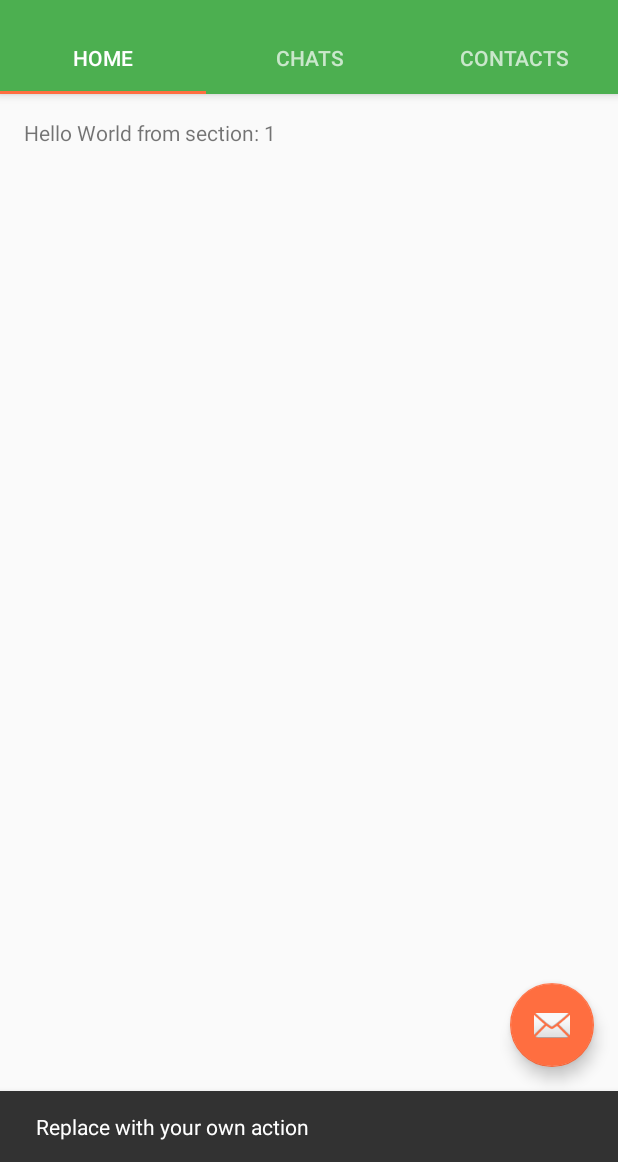
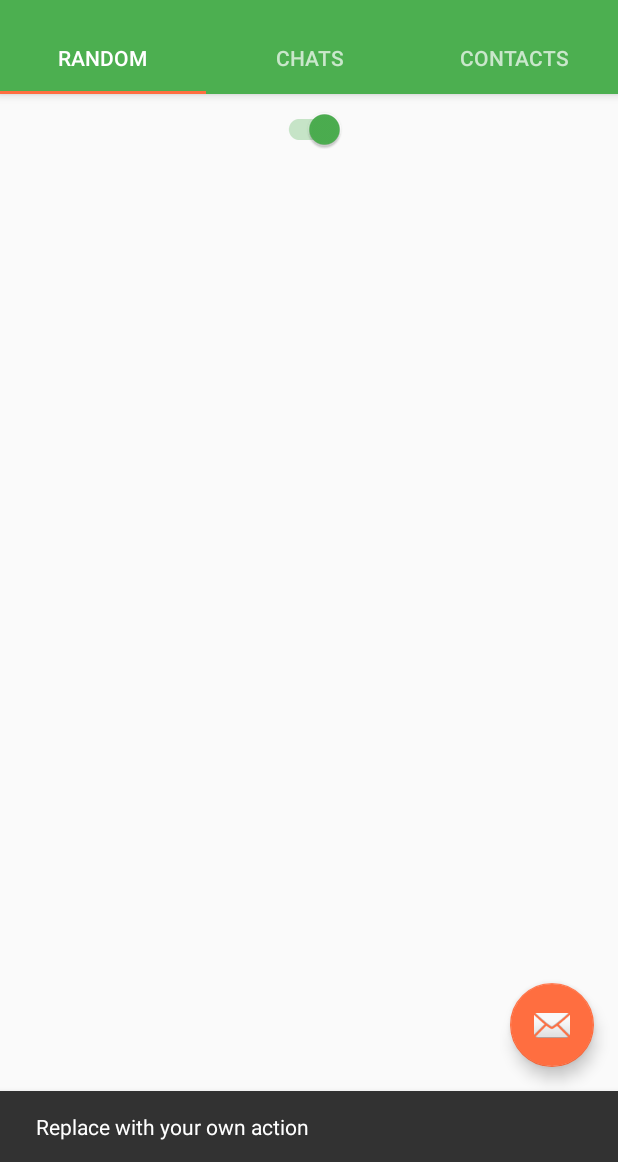
Before and after one commit to anipmehta/Icebreaker-android, an Android app: the screen it shows after launch (Home), after a tap on an icon or button, on a phone screen of 412 x 824 dp, the part 74-1236 px from its top. Run offline under Robolectric (Android 15) with nearby library versions, the phone set to English and light mode, and no system bars; 1 statement that could not run was skipped.

Commit message:
Added random functionality

```diff
--- a/Icebreaker/app/src/main/java/in/icebreakerapp/icebreaker/Home.java
+++ b/Icebreaker/app/src/main/java/in/icebreakerapp/icebreaker/Home.java
@@ -17,6 +17,7 @@ import android.view.View;
 
 import in.icebreakerapp.icebreaker.fragments.ChatFragment;
 import in.icebreakerapp.icebreaker.fragments.PlaceHolderFragment;
+import in.icebreakerapp.icebreaker.fragments.RandomFragment;
 
 public class Home extends AppCompatActivity {
 
@@ -111,6 +112,8 @@ public class Home extends AppCompatActivity {
             // Return a PlaceholderFragment (defined as a static inner class below).
             if(position == 1)
                 return ChatFragment.newInstance();
+            else if(position == 0)
+                return RandomFragment.newInstance();
             else
                 return PlaceHolderFragment.newInstance(position + 1);
         }
@@ -125,7 +128,7 @@ public class Home extends AppCompatActivity {
         public CharSequence getPageTitle(int position) {
             switch (position) {
                 case 0:
-                    return "Home";
+                    return "Random";
                 case 1:
                     return "Chats";
                 case 2:
--- /dev/null
+++ b/Icebreaker/app/src/main/java/in/icebreakerapp/icebreaker/fragments/RandomFragment.java
@@ -0,0 +1,212 @@
+package in.icebreakerapp.icebreaker.fragments;
+
+import android.app.ProgressDialog;
+import android.content.Intent;
+import android.graphics.Color;
+import android.graphics.Typeface;
+import android.os.AsyncTask;
+import android.os.Bundle;
+import android.support.v4.app.Fragment;
+import android.support.v7.widget.SwitchCompat;
+import android.text.Spannable;
+import android.text.SpannableString;
+import android.text.style.ForegroundColorSpan;
+import android.text.style.StyleSpan;
+import android.util.Log;
+import android.view.LayoutInflater;
+import android.view.View;
+import android.view.ViewGroup;
+import android.widget.AdapterView;
+import android.widget.CompoundButton;
+import android.widget.ListView;
+import android.widget.Switch;
+import android.widget.Toast;
+
+import com.google.gson.Gson;
+import com.google.gson.JsonObject;
+
+import java.io.BufferedReader;
+import java.io.BufferedWriter;
+import java.io.IOException;
+import java.io.InputStreamReader;
+import java.io.OutputStream;
+import java.io.OutputStreamWriter;
+import java.net.HttpURLConnection;
+import java.net.URL;
+
+import in.icebreakerapp.icebreaker.ChatActivity;
+import in.icebreakerapp.icebreaker.R;
+import in.icebreakerapp.icebreaker.adapters.HomeChatAdapter;
+import in.icebreakerapp.icebreaker.helpers.MessageDb;
+import in.icebreakerapp.icebreaker.models.SendMessage;
+
+/**
+ * Created by anip on 31/08/16.
+ */
+public class RandomFragment extends Fragment {
+    private MessageDb db;
+    private SwitchCompat switchbtn;
+
+    public RandomFragment() {
+
+    }
+
+    public static RandomFragment newInstance() {
+        RandomFragment fragment = new RandomFragment();
+        Bundle args = new Bundle();
+//        args.putInt(ARG_SECTION_NUMBER, sectionNumber);
+        fragment.setArguments(args);
+        return fragment;
+    }
+
+    @Override
+    public View onCreateView(LayoutInflater inflater, ViewGroup container, Bundle savedInstanceState) {
+        Log.i("hell", "entered fragment");
+        View rootView = inflater.inflate(R.layout.fragment_random, container, false);
+        db = new MessageDb(getActivity());
+        switchbtn = (SwitchCompat) rootView.findViewById(R.id._switch);
+        switchbtn.setOnCheckedChangeListener(new CompoundButton.OnCheckedChangeListener() {
+            @Override
+            public void onCheckedChanged(CompoundButton compoundButton, boolean b) {
+                if (switchbtn.isChecked())
+                {
+                    String serverURL1 = "http://anip.xyz/icebreakerlogin.php";
+                    new LongOperation2().execute(serverURL1);
+                }
+            }
+        });
+        if (switchbtn.isChecked())
+        {
+            String serverURL1 = "http://anip.xyz/icebreakerlogin.php";
+            new LongOperation2().execute(serverURL1);
+        }
+        return rootView;
+    }
+
+    private class LongOperation2 extends AsyncTask<String, Void, SendMessage> {
+
+        // Required initialization
+
+        // private final HttpClient Client = new DefaultHttpClient();
+        // private String Content;
+        private String Error = null;
+        private SendMessage result;
+        String studentId;
+        private ProgressDialog Dialog = new ProgressDialog(getActivity());
+        String data = "";
+
+        int sizeData = 0;
+
+        protected void onPreExecute() {
+            // NOTE: You can call UI Element here.
+
+            // Start Progress Dialog (Message)
+            // String studentid="";
+
+            // Intent intent = getIntent();
+
+            // if (intent != null) {
+
+            // emailId = intent.getStringExtra("emailId");
+
+            // }*/
+
+            Dialog.setMessage("Please wait..");
+            Dialog.show();
+            // try{
+            // Set Request parameter
+            JsonObject jsonObject = new JsonObject();
+            jsonObject.addProperty("enroll", "13103630");
+
+
+            Gson gson2 = new Gson();
+
+            String jsonString = gson2.toJson(jsonObject);
+            Log.i("hell", jsonString);
+            // data +=
+            // "{\"order\":{\"instructions\":\"\",\"paymentMethod\":\"COD\",\"items\":[{\"itemId\":962,\"name\":\"Cottage Cheese & Grilled Veggies Salad\",\"smallImageUrl\":\"/static/21/962_Cottage_Cheese_Salad200x200.jpg\",\"price\":249,\"itemType\":\"Veggies\",\"instructions\":\"instructions Abc\",\"quantity\":1},{\"itemId\":867,\"name\":\"Greek Salad\",\"smallImageUrl\":\"/static/21/867_Greek_Salad200x200.jpg\",\"price\":219,\"itemType\":\"Veggies\",\"instructions\":\"ABC\",\"quantity\":1}],\"deliveryCharges\":30,\"discountAmount\":117,\"discountPercentage\":25,\"finalOrderAmount\":397,\"discountList\":[{\"id\":4,\"name\":\"Corprate Discount\",\"category\":\"Discount\",\"type\":\"PERCENTAGE\",\"value\":25}],\"deliveryDateTime\":\"12-7-2015 19:45\"},\"customer\":{\"name\":\"hhhhh null\",\"phone\":9540095277,\"email\":\"rahul@cookedspecially.com\",\"address\":\"nvdiv eiv iwr\",\"deliveryArea\":\"DLF Phase 3\",\"city\":\"Gurgaon\",\"id\":9970}}";
+            // data += "{" + "\"phoneNumber\"" + ":\"" +
+            // mobileno.getText().toString()
+            // + "\"}";
+            data = jsonString;
+            // data +=
+            // "%7B%22order%22%3A%7B%22instructions%22%3A%22%22%2C%22paymentMethod%22%3A%22COD%22%2C%22items%22%3A%5B%7B%22itemId%22%3A962%2C%22name%22%3A%22Cottage+Cheese+%26+Grilled+Veggies+Salad%22%2C%22smallImageUrl%22%3A%22%2Fstatic%2F21%2F962_Cottage_Cheese_Salad200x200.jpg%22%2C%22price%22%3A249%2C%22itemType%22%3A%22Veggies%22%2C%22instructions%22%3A%22instructions+Abc%22%2C%22quantity%22%3A1%7D%2C%7B%22itemId%22%3A867%2C%22name%22%3A%22Greek+Salad%22%2C%22smallImageUrl%22%3A%22%2Fstatic%2F21%2F867_Greek_Salad200x200.jpg%22%2C%22price%22%3A219%2C%22itemType%22%3A%22Veggies%22%2C%22instructions%22%3A%22ABC%22%2C%22quantity%22%3A1%7D%5D%2C%22deliveryCharges%22%3A30%2C%22discountAmount%22%3A117%2C%22discountPercentage%22%3A25%2C%22finalOrderAmount%22%3A397%2C%22discountList%22%3A%5B%7B%22id%22%3A4%2C%22name%22%3A%22Corprate+Discount%22%2C%22category%22%3A%22Discount%22%2C%22type%22%3A%22PERCENTAGE%22%2C%22value%22%3A25%7D%5D%2C%22deliveryDateTime%22%3A%2212-7-2015+19%3A45%22%7D%2C%22customer%22%3A%7B%22name%22%3A%22hhhhh+null%22%2C%22phone%22%3A9540095277%2C%22email%22%3A%22rahul%40cookedspecially.com%22%2C%22address%22%3A%22nvdiv+eiv+iwr%22%2C%22deliveryArea%22%3A%22DLF+Phase+3%22%2C%22city%22%3A%22Gurgaon%22%2C%22id%22%3A9970%7D%7D";
+        }
+
+        // Call after onPreExecute method
+        protected SendMessage doInBackground(String... urls) {
+
+
+            HttpURLConnection httpcon;
+
+            try {
+
+                httpcon = (HttpURLConnection) ((new URL("http://10.0.2.2:8000/random/").openConnection()));
+                httpcon.setDoOutput(true);
+                httpcon.setRequestProperty("Content-Type", "application/json");
+                httpcon.setRequestProperty("Accept", "application/json");
+                httpcon.setRequestMethod("POST");
+                httpcon.connect();
+
+                OutputStream os = httpcon.getOutputStream();
+                BufferedWriter writer = new BufferedWriter(new OutputStreamWriter(os, "UTF-8"));
+                writer.write(data);
+                writer.close();
+                os.close();
+                Log.i("hel", String.valueOf(httpcon.getErrorStream()) + httpcon.getResponseMessage() + httpcon.getResponseCode());
+
+
+                BufferedReader br = new BufferedReader(new InputStreamReader(httpcon.getInputStream(), "UTF-8"));
+
+                String line;
+                StringBuilder sb = new StringBuilder();
+
+                while ((line = br.readLine()) != null) {
+                    sb.append(line);
+                }
+
+                br.close();
+                Gson gson2 = new Gson();
+                Log.i("he;;", sb.toString());
+
+                result = gson2.fromJson(sb.toString(), SendMessage.class);
+            } catch (IOException e) {
+                e.printStackTrace();
+            }
+
+            // Append Server Response To Content String
+
+
+            /*****************************************************/
+            return result;
+        }
+
+        protected void onPostExecute(SendMessage response) {
+            // NOTE: You can call UI Element here.
+
+            // Close progress dialog
+            Dialog.dismiss();
+
+            Log.i("response", String.valueOf(response) + Error);
+            if (!response.getStatus().equalsIgnoreCase("wait")) {
+//                Intent intent = new Intent(Lo.this, MainActivity.class);
+//                startActivity(intent);
+                Toast.makeText(getActivity(), "We have started a chat with you" + response.getStatus(), Toast.LENGTH_LONG).show();
+            } else {
+                Toast.makeText(getActivity(), "We will notify you once we find a perfect match for you", Toast.LENGTH_LONG).show();
+            }
+
+
+            // Show Response Json On Screen (activity)
+            // uiUpdate.setText(Content);
+
+            /****************** Start Parse Response JSON Data *************/
+
+            // String OutputData = ""
+//                               	SharedPreferences sp = getApplicationContext()
+
+
+        }
+
+    }
+}
--- /dev/null
+++ b/Icebreaker/app/src/main/res/layout/fragment_random.xml
@@ -0,0 +1,14 @@
+<?xml version="1.0" encoding="utf-8"?>
+<LinearLayout xmlns:android="http://schemas.android.com/apk/res/android"
+    android:orientation="vertical" android:layout_width="match_parent"
+    android:layout_height="match_parent">
+    <android.support.v7.widget.SwitchCompat
+        android:layout_width="wrap_content"
+        android:layout_height="wrap_content"
+        android:checked="true"
+        android:id="@+id/_switch"
+        android:layout_margin="10dp"
+        android:layout_gravity="center"
+        android:theme="@style/MySwitch"/>
+
+</LinearLayout>
--- a/Icebreaker/app/src/main/res/values/styles.xml
+++ b/Icebreaker/app/src/main/res/values/styles.xml
@@ -17,4 +17,15 @@
 
     <style name="AppTheme.PopupOverlay" parent="ThemeOverlay.AppCompat.Light" />
 
+    <style name="MySwitch" parent="Theme.AppCompat.Light">
+        <!-- active thumb & track color (30% transparency) -->
+        <item name="colorControlActivated">@color/colorPrimary</item>
+
+        <!-- inactive thumb color -->
+        <item name="colorSwitchThumbNormal">@color/colorAccent</item>
+
+        <!-- inactive track color (30% transparency) -->
+        <item name="android:colorForeground">@android:color/darker_gray</item>
+    </style>
+
 </resources>
```
Also changed, not shown: Icebreaker/app/src/main/res/drawable/customswitchselector.xml (added, +38 -0 lines), Icebreaker/app/src/main/res/drawable/customtrack.xml (added, +13 -0 lines).
